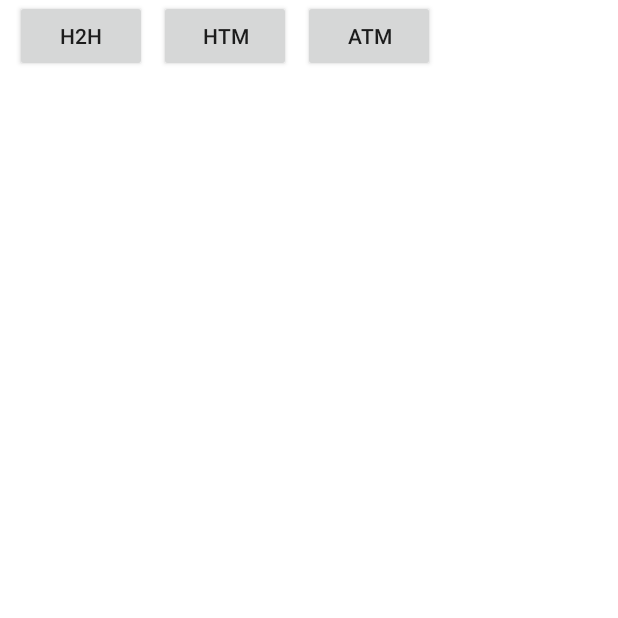
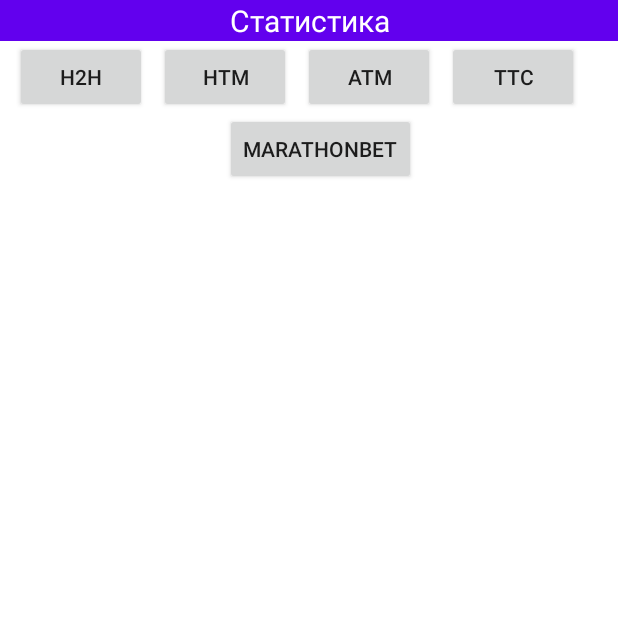
Before and after one commit to AlexanderZenkin/TeamsStats, an Android app: the ViewActivity screen opened directly, with no data from a screen before it, after a tap on "ATM", on a phone screen of 412 x 824 dp, the top half of it. Run offline under Robolectric (Android 15) with nearby library versions, the phone set to English and light mode, and no system bars; 6 statements that could not run were skipped; 2 other taps on this screen came first.

Commit message:
add tournament table

```diff
--- a/app/src/main/AndroidManifest.xml
+++ b/app/src/main/AndroidManifest.xml
@@ -29,6 +29,9 @@
         <activity
             android:name="com.example.teamsstats.ViewActivity">
         </activity>
+        <activity
+            android:name="com.example.teamsstats.TableActivity">
+        </activity>
     </application>
 
 </manifest>
--- a/app/src/main/java/com/example/teamsstats/MyAdapter.java
+++ b/app/src/main/java/com/example/teamsstats/AdapterMatchesList.java
@@ -12,14 +12,14 @@
 import com.example.teamsstats.interfaces.ListItemClickListener;
 import com.example.teamsstats.model.ListMatches;
 
-public class MyAdapter extends RecyclerView.Adapter <MyAdapter.MyViewHolder> {
+public class AdapterMatchesList extends RecyclerView.Adapter <AdapterMatchesList.MyViewHolder> {
 
     final private ListItemClickListener mOnClickListener;
 
     private ListMatches listMatches;
     private int numberItems;
 
-    public MyAdapter(ListMatches listMatches, int length, ListItemClickListener listItemClickListener) {
+    public AdapterMatchesList(ListMatches listMatches, int length, ListItemClickListener listItemClickListener) {
 
         this.mOnClickListener = listItemClickListener;
         this.numberItems = length;
--- a/app/src/main/java/com/example/teamsstats/ViewActivity.java
+++ b/app/src/main/java/com/example/teamsstats/ViewActivity.java
@@ -2,6 +2,7 @@
 
 import android.app.Activity;
 import android.content.Intent;
+import android.net.Uri;
 import android.os.Bundle;
 import android.util.Log;
 import android.view.View;
@@ -26,6 +27,8 @@
     private Button searchLastMatchesHomeTeam;
     private Button searchH2HMatches;
     private Button searchLastMatchesAwayTeam;
+    private Button stavka;
+    private Button getTournamentTable;
 
     private String matchId;
     private String idHomeTeam;
@@ -40,6 +43,12 @@
 
         searchLastMatchesHomeTeam = findViewById(R.id.h_2_h_matches);
         searchLastMatchesHomeTeam.setOnClickListener(this);
+
+        stavka = findViewById(R.id.stavka);
+        stavka.setOnClickListener(this);
+
+        getTournamentTable = findViewById(R.id.turnament_table);
+        getTournamentTable.setOnClickListener(this);
 
         searchH2HMatches = findViewById(R.id.home_team_matches);
         searchH2HMatches.setOnClickListener(this);
@@ -73,7 +82,7 @@
         RecyclerView recyclerView = findViewById(id);
         LinearLayoutManager linearLayoutManager = new LinearLayoutManager(this);
         recyclerView.setLayoutManager(linearLayoutManager);
-        recyclerView.setAdapter(new MyAdapter(listMatches, listMatches.listMatches.length, this));
+        recyclerView.setAdapter(new AdapterMatchesList(listMatches, listMatches.listMatches.length, this));
     }
 
     @Override
@@ -93,16 +102,31 @@
             case R.id.h_2_h_matches:
                 url = urlBuilder.builderUrlH2HMatches(matchId);
                 getData.execute(url);
+                stavka.setVisibility(View.VISIBLE);
                 break;
 
             case R.id.home_team_matches:
                 url = urlBuilder.builderUrlMatchesHomeTeam(idHomeTeam, idCompetition, "HOME");
                 getData.execute(url);
+                stavka.setVisibility(View.VISIBLE);
                 break;
 
             case R.id.away_team_matches:
                 url = urlBuilder.builderUrlMatchesHomeTeam(idAwayTeam, idCompetition, "AWAY");
                 getData.execute(url);
+                stavka.setVisibility(View.VISIBLE);
+                break;
+
+            case R.id.turnament_table:
+                Intent newIntent = new Intent(ViewActivity.this, TableActivity.class);
+                newIntent.putExtra("idCompetition", idCompetition);
+                startActivity(newIntent);
+                break;
+
+            case R.id.stavka:
+                Uri address = Uri.parse("https://www.marathonbet.ru/");
+                Intent openlink = new Intent(Intent.ACTION_VIEW, address);
+                startActivity(openlink);
                 break;
         }
     }
--- a/app/src/main/res/layout/activity_view.xml
+++ b/app/src/main/res/layout/activity_view.xml
@@ -4,6 +4,16 @@
     android:layout_width="match_parent"
     android:layout_height="match_parent"
     android:orientation="vertical">
+
+    <TextView
+        android:layout_width="match_parent"
+        android:layout_height="wrap_content"
+        android:textSize="20sp"
+        android:gravity="center"
+        android:textColor="@color/white"
+        android:background="@color/purple_500"
+        android:text="@string/statistic"
+        />
 
     <LinearLayout
         android:layout_width="wrap_content"
@@ -30,6 +40,13 @@
             android:layout_height="wrap_content"
             android:layout_marginStart="8dp"
             android:text="@string/away_team_matches" />
+
+        <Button
+            android:id="@+id/turnament_table"
+            android:layout_width="wrap_content"
+            android:layout_height="wrap_content"
+            android:layout_marginStart="8dp"
+            android:text="@string/turnament_table" />
     </LinearLayout>
 
     <androidx.recyclerview.widget.RecyclerView
@@ -38,4 +55,13 @@
         android:layout_height="wrap_content">
     </androidx.recyclerview.widget.RecyclerView>
 
+    <Button
+        android:id="@+id/stavka"
+        android:layout_width="wrap_content"
+        android:layout_height="wrap_content"
+        android:layout_gravity="center"
+        android:layout_marginStart="8dp"
+        android:visibility="invisible"
+        android:text="MARATHONBET" />
+
 </LinearLayout>
--- a/app/src/main/res/values/strings.xml
+++ b/app/src/main/res/values/strings.xml
@@ -16,4 +16,6 @@
     <string name="primera_division">ESP</string>
     <string name="primera_liga">PPL</string>
     <string name="next_matches">Вывести матчи на ближайщую неделю</string>
+    <string name="statistic">Статистика</string>
+    <string name="turnament_table">TTC</string>
 </resources>
```
Also changed, not shown: app/src/main/java/com/example/teamsstats/AdapterTournamentTable.java (added, +72 -0 lines), app/src/main/java/com/example/teamsstats/JsonParser.java (+6 -20 lines), app/src/main/java/com/example/teamsstats/MainActivity.java (+9 -8 lines), app/src/main/java/com/example/teamsstats/TableActivity.java (added, +69 -0 lines), app/src/main/java/com/example/teamsstats/UrlBuilder.java (+19 -0 lines), app/src/main/java/com/example/teamsstats/model/Table.java (added, +26 -0 lines), app/src/main/java/com/example/teamsstats/model/TableList.java (added, +15 -0 lines), app/src/main/res/layout/activity_tournament_table.xml (added, +24 -0 lines), app/src/main/res/layout/tournament_table.xml (added, +41 -0 lines).
